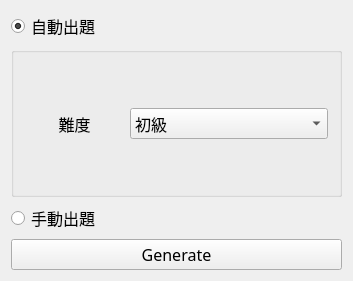
First picture: the form in Sudoku/QSudoku/QSudoku/QNewGameDialog.ui, repository nothinglo/AI-Final-Project, before the edit.
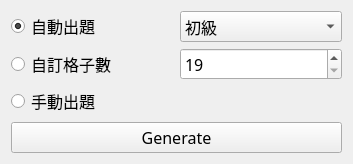
Second picture: the form after the edit.

```diff
--- a/Sudoku/QSudoku/QSudoku/QNewGameDialog.ui
+++ b/Sudoku/QSudoku/QSudoku/QNewGameDialog.ui
@@ -7,7 +7,7 @@
     <x>0</x>
     <y>0</y>
     <width>353</width>
-    <height>268</height>
+    <height>146</height>
    </rect>
   </property>
   <property name="font">
@@ -19,8 +19,8 @@
   <property name="windowTitle">
    <string>QNewGameDialog</string>
   </property>
-  <layout class="QVBoxLayout" name="verticalLayout">
-   <item>
+  <layout class="QGridLayout" name="gridLayout_2">
+   <item row="0" column="0">
     <widget class="QRadioButton" name="rAuto">
      <property name="text">
       <string>自動出題</string>
@@ -30,18 +30,26 @@
      </property>
     </widget>
    </item>
-   <item>
-    <widget class="QGroupBox" name="gAuto">
-     <property name="minimumSize">
-      <size>
-       <width>0</width>
-       <height>150</height>
-      </size>
+   <item row="2" column="0" colspan="2">
+    <widget class="QRadioButton" name="rManual">
+     <property name="text">
+      <string>手動出題</string>
      </property>
-     <property name="title">
-      <string/>
+    </widget>
+   </item>
+   <item row="6" column="0" colspan="2">
+    <widget class="QPushButton" name="bGenerate">
+     <property name="font">
+      <font>
+       <family>微軟正黑體</family>
+       <pointsize>12</pointsize>
+      </font>
      </property>
-     <layout class="QGridLayout" name="gridLayout" columnstretch="1,2">
+     <property name="text">
+      <string>Generate</string>
+     </property>
+    </widget>
+   </item>
       <item row="0" column="1">
        <widget class="QComboBox" name="cDifficulty">
         <item>
@@ -66,27 +74,7 @@
         </item>
        </widget>
       </item>
-      <item row="0" column="0">
-       <widget class="QLabel" name="lDifficulty">
-        <property name="text">
-         <string>難度</string>
-        </property>
-        <property name="alignment">
-         <set>Qt::AlignCenter</set>
-        </property>
-       </widget>
-      </item>
-     </layout>
-    </widget>
-   </item>
-   <item>
-    <widget class="QRadioButton" name="rManual">
-     <property name="text">
-      <string>手動出題</string>
-     </property>
-    </widget>
-   </item>
-   <item>
+   <item row="5" column="0" colspan="2">
     <spacer name="verticalSpacer">
      <property name="orientation">
       <enum>Qt::Vertical</enum>
@@ -99,16 +87,20 @@
      </property>
     </spacer>
    </item>
-   <item>
-    <widget class="QPushButton" name="bGenerate">
-     <property name="font">
-      <font>
-       <family>微軟正黑體</family>
-       <pointsize>12</pointsize>
-      </font>
-     </property>
+   <item row="1" column="0">
+    <widget class="QRadioButton" name="rClues">
      <property name="text">
-      <string>Generate</string>
+      <string>自訂格子數</string>
+     </property>
+    </widget>
+   </item>
+   <item row="1" column="1">
+    <widget class="QSpinBox" name="cClueCount">
+     <property name="minimum">
+      <number>19</number>
+     </property>
+     <property name="maximum">
+      <number>80</number>
      </property>
     </widget>
    </item>
```
Lines whose indentation alone changed are shown as unchanged.
